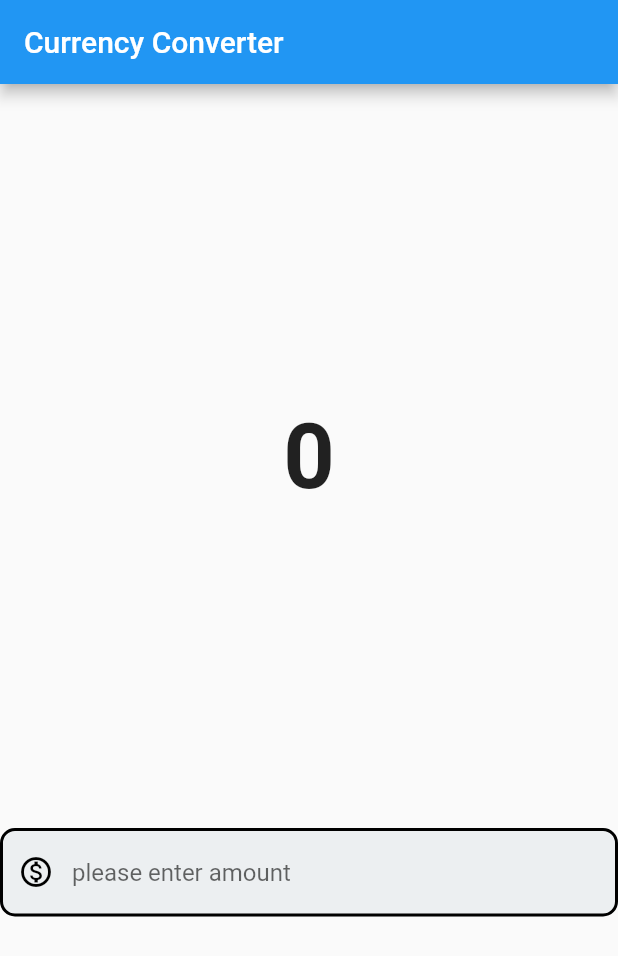
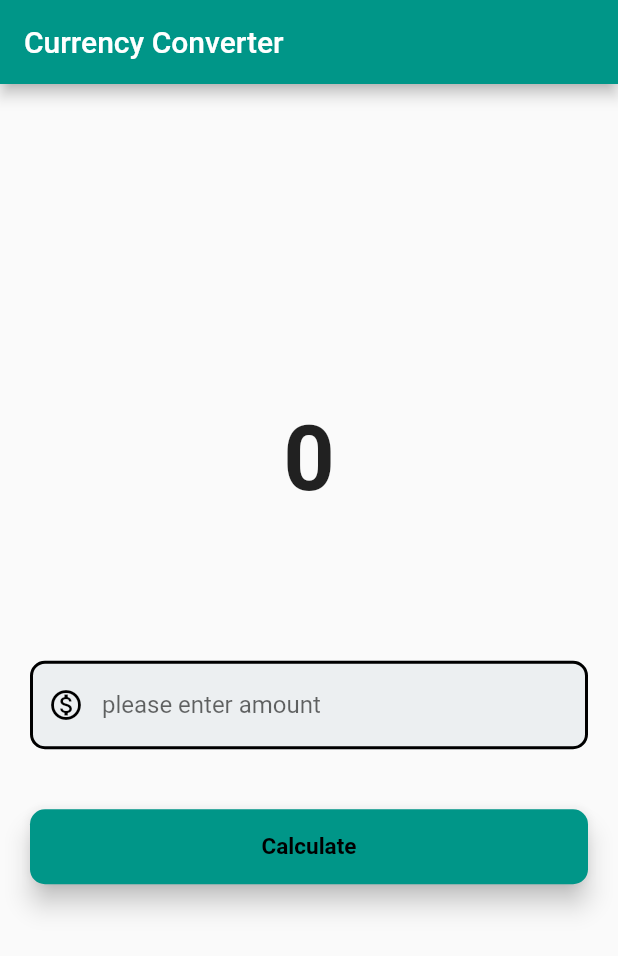
Before and after one commit to SujeetMainali/Currency-Converter, a Flutter app: the screen it shows after launch, on a phone screen of 412 x 824 dp. Shown: the top 956 px of the screen. Run offline on Flutter 3.47's test engine with Material 2 defaults, Android fonts, the phone set to English and light mode, and no system bars.

Commit message:
refactoring UI

```diff
--- a/lib/components/currency_converter_body.dart
+++ b/lib/components/currency_converter_body.dart
@@ -5,40 +5,55 @@ class CurrencyConverterBody extends StatelessWidget {
 
   @override
   Widget build(BuildContext context) {
-    return  Center(
-      child:  Column(
-        mainAxisAlignment: MainAxisAlignment.spaceEvenly,
+    const borderProperties = OutlineInputBorder(
+        borderSide: BorderSide(width: 2.0, style: BorderStyle.solid),
+        borderRadius: BorderRadius.all(Radius.circular(10)));
+    return Center(
+      child: Column(
+        mainAxisAlignment: MainAxisAlignment.center,
         children: [
-          const Text("0", style:  TextStyle(
-            fontSize: 60,
-            fontWeight: FontWeight.bold
+          const Text(
+            "0",
+            style: TextStyle(fontSize: 60, fontWeight: FontWeight.bold),
           ),
-          ),
-          TextField(
-            decoration: InputDecoration(
-              hintText: "please enter amount",
-              prefixIcon:const  Icon(Icons.monetization_on_outlined),
-              prefixIconColor: Colors.black,
-              filled: true,
-              fillColor: Colors.blueGrey.shade50,
-
-              focusedBorder: const OutlineInputBorder(
-                borderSide: BorderSide(
-                  width: 2.0,
-                  style:  BorderStyle.solid
-                ),
-                borderRadius: BorderRadius.all(Radius.circular(10)),
-
-              ),
-            enabledBorder: const OutlineInputBorder(
-              borderSide: BorderSide(
-                width: 2.0,
-                style: BorderStyle.solid
-              ),
-              borderRadius: BorderRadius.all(Radius.circular(10))
-            )
+          const SizedBox(height: 80),
+          Container(
+            padding: const EdgeInsets.all(20),
+            child: TextField(
+              decoration: InputDecoration(
+                  hintText: "please enter amount",
+                  prefixIcon: const Icon(Icons.monetization_on_outlined),
+                  prefixIconColor: Colors.black,
+                  filled: true,
+                  fillColor: Colors.blueGrey.shade50,
+                  focusedBorder: borderProperties,
+                  enabledBorder: borderProperties),
+              keyboardType: const TextInputType.numberWithOptions(
+                  decimal: true, signed: true),
             ),
           ),
+          Container(
+            padding: const EdgeInsets.all(20),
+            child: ElevatedButton(
+                onPressed: () {
+                  debugPrint("button clicked");
+                },
+                style: ElevatedButton.styleFrom(
+                  elevation: 7,
+                  backgroundColor: (Colors.teal),
+                  // padding: MaterialStatePropertyAll()
+                  minimumSize: (const Size(double.infinity, 50)),
+                  shape: RoundedRectangleBorder(
+                      borderRadius: BorderRadius.circular(10)),
+                ),
+                child: const Text(
+                  "Calculate",
+                  style: TextStyle(
+                      color: Colors.black,
+                      fontWeight: FontWeight.bold,
+                      fontSize: 15),
+                )),
+          )
         ],
       ),
     );
--- a/lib/components/currency_converter_page.dart
+++ b/lib/components/currency_converter_page.dart
@@ -8,6 +8,7 @@ class CurrnecyConverterPage extends StatelessWidget {
   Widget build(BuildContext context) {
     return Scaffold(
       appBar: AppBar(
+        backgroundColor: Colors.teal,
         title: const Text("Currency Converter"),
       ),
       body: const CurrencyConverterBody(),
```
